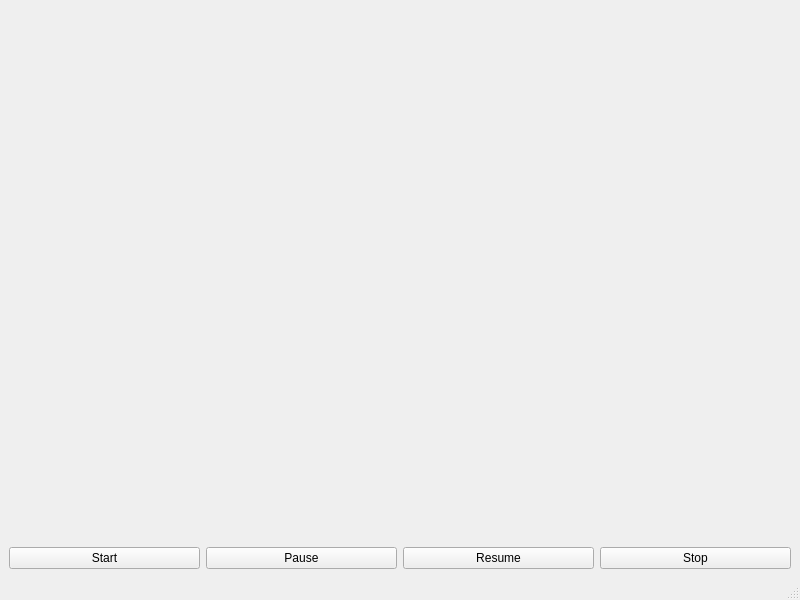
Qt form branches/michal/src/qt_gui/ltr_gui.ui (uglyDwarf/linuxtrack) before a commit.
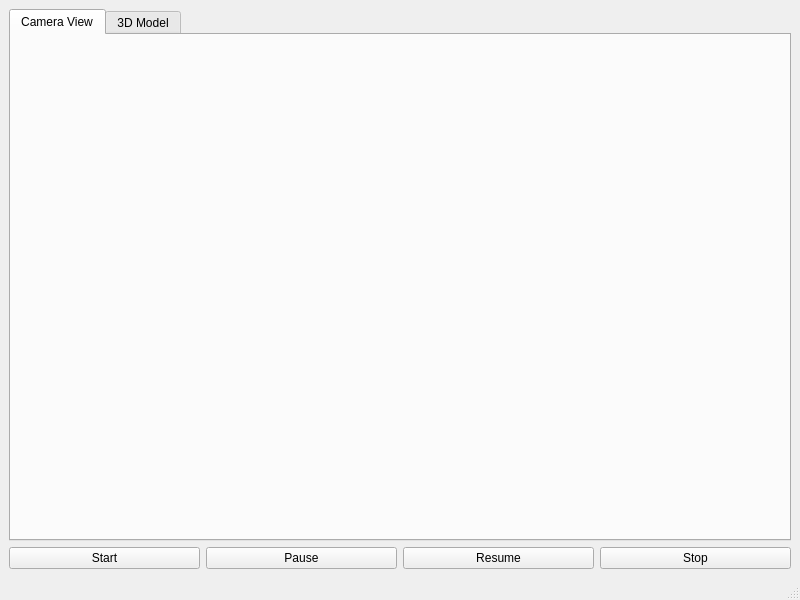
The same form after that commit.

Commit message: Removed network communication layer from the ltlib - it will be in a plugin. C++ified several header files. Model data are now installed too. OpenGl tracking presentation basically working.

The edit to the form file:
```diff
--- a/branches/michal/src/qt_gui/ltr_gui.ui
+++ b/branches/michal/src/qt_gui/ltr_gui.ui
@@ -16,20 +16,31 @@
   <widget class="QWidget" name="centralwidget">
    <layout class="QVBoxLayout" name="verticalLayout_2">
     <item>
-     <layout class="QVBoxLayout" name="pix_box"/>
-    </item>
-    <item>
-     <spacer name="verticalSpacer">
-      <property name="orientation">
-       <enum>Qt::Vertical</enum>
+     <widget class="QTabWidget" name="tabWidget">
+      <property name="currentIndex">
+       <number>0</number>
       </property>
-      <property name="sizeHint" stdset="0">
-       <size>
-        <width>20</width>
-        <height>40</height>
-       </size>
-      </property>
-     </spacer>
+      <widget class="QWidget" name="tab">
+       <attribute name="title">
+        <string>Camera View</string>
+       </attribute>
+       <layout class="QVBoxLayout" name="verticalLayout_3">
+        <item>
+         <layout class="QVBoxLayout" name="pix_box"/>
+        </item>
+       </layout>
+      </widget>
+      <widget class="QWidget" name="tab_2">
+       <attribute name="title">
+        <string>3D Model</string>
+       </attribute>
+       <layout class="QVBoxLayout" name="verticalLayout_5">
+        <item>
+         <layout class="QVBoxLayout" name="ogl_box"/>
+        </item>
+       </layout>
+      </widget>
+     </widget>
     </item>
     <item>
      <layout class="QVBoxLayout" name="verticalLayout">
```
The commit also changes 16 other files.
